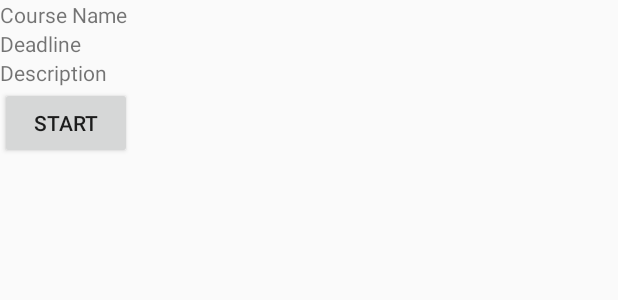
After one commit to Requinard/super-duper-waffle, an Android app: the layout activity_coursedetail.xml on its own in the app's theme, with its tools: preview values and no code run, on a phone screen of 412 x 824 dp. The commit adds this screen. Shown: the top 300 px of the screen. Run offline under Robolectric (Android 15) with nearby library versions, the phone set to English and light mode, and no system bars.

Commit message:
Add course details and course range filtering

```diff
--- a/app/src/main/AndroidManifest.xml
+++ b/app/src/main/AndroidManifest.xml
@@ -27,6 +27,7 @@
         <activity android:name=".ui.activities.MentaleToestandKlasActivity" />
         <activity android:name=".ui.activities.GemiddeldePerLeraarActivity"></activity>
         <activity android:name=".ui.activities.ShowDeadlinesActivity"/>
+        <activity android:name=".ui.activities.ShowDeadlineDetailsActivity"/>
     </application>
 
 </manifest>
--- a/app/src/main/java/nl/fontys/sm/superduperwaffle/ui/adapters/CalendarItemAdapter.java
+++ b/app/src/main/java/nl/fontys/sm/superduperwaffle/ui/adapters/CalendarItemAdapter.java
@@ -34,7 +34,7 @@ public class CalendarItemAdapter extends ArrayAdapter<CalendarItem>{
 
     @Override
     public View getView(int position, View convertView, ViewGroup parent) {
-        Log.d("CalendarItemAdapter", "getView()");
+        //Log.d("CalendarItemAdapter", "getView()");
 
         CalendarItem requestedItem = calendarItems.get(position);
 
--- /dev/null
+++ b/app/src/main/res/layout/activity_coursedetail.xml
@@ -0,0 +1,30 @@
+<?xml version="1.0" encoding="utf-8"?>
+<LinearLayout xmlns:android="http://schemas.android.com/apk/res/android"
+    android:orientation="vertical" android:layout_width="match_parent"
+    android:layout_height="match_parent">
+    <TextView
+        android:layout_width="wrap_content"
+        android:layout_height="wrap_content"
+        android:id="@+id/tvCourseName"
+        android:text="Course Name"/>
+    <TextView
+        android:layout_width="wrap_content"
+        android:layout_height="wrap_content"
+        android:id="@+id/tvDeadline"
+        android:text="Deadline"/>
+    <TextView
+        android:layout_width="wrap_content"
+        android:layout_height="wrap_content"
+        android:id="@+id/tvDescription"
+        android:text="Description"/>
+    <!--
+        plek voor meer stuff pls add ok kthxbai
+        denk aan stress levels etc
+    -->
+    <Button
+        android:layout_width="wrap_content"
+        android:layout_height="wrap_content"
+        android:id="@+id/btnEventStart"
+        android:text="Start"/>
+
+</LinearLayout>
--- a/app/src/main/res/layout/calendar_import_item.xml
+++ b/app/src/main/res/layout/calendar_import_item.xml
@@ -10,3 +10,7 @@
         android:text="CalendarName" />
 
 </LinearLayout>
+
+    <!--
+        Kweenie wat dit doet
+    -->
--- a/app/src/main/res/layout/calendar_item.xml
+++ b/app/src/main/res/layout/calendar_item.xml
@@ -24,3 +24,7 @@
         />
 
 </LinearLayout>
+
+    <!--
+        Deze is het calendar_item van de listview van je deadlines
+    -->
```
Also changed, not shown: app/src/main/java/nl/fontys/sm/superduperwaffle/ui/activities/ImportCalendarActivity.java (+44 -16 lines), app/src/main/java/nl/fontys/sm/superduperwaffle/ui/activities/ShowDeadlineDetailsActivity.java (added, +40 -0 lines), app/src/main/java/nl/fontys/sm/superduperwaffle/ui/activities/ShowDeadlinesActivity.java (+13 -4 lines), app/src/main/res/layout/activity_import.xml (+15 -1 lines).
